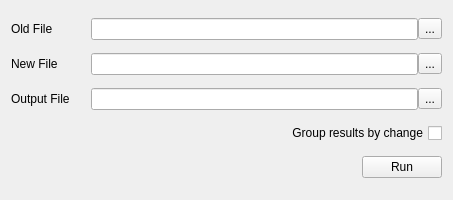
The window that design.ui (KaartGroup/Chameleon) describes before a commit, drawn with Qt 5.
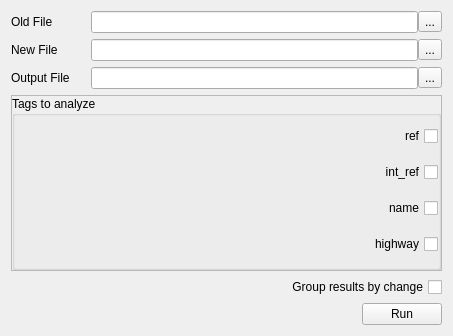
The same window after the commit.

Commit message: Add checkboxes for multiple tag analysis

Diff of the .ui file:
```diff
--- a/design.ui
+++ b/design.ui
@@ -7,7 +7,7 @@
     <x>0</x>
     <y>0</y>
     <width>453</width>
-    <height>200</height>
+    <height>336</height>
    </rect>
   </property>
   <property name="sizePolicy">
@@ -19,13 +19,13 @@
   <property name="minimumSize">
    <size>
     <width>0</width>
-    <height>200</height>
+    <height>336</height>
    </size>
   </property>
   <property name="maximumSize">
    <size>
     <width>16777215</width>
-    <height>200</height>
+    <height>336</height>
    </size>
   </property>
   <property name="windowTitle">
@@ -159,6 +159,91 @@
       </item>
      </layout>
     </item>
+    <item>
+     <widget class="QFrame" name="frame">
+      <property name="frameShape">
+       <enum>QFrame::StyledPanel</enum>
+      </property>
+      <property name="frameShadow">
+       <enum>QFrame::Raised</enum>
+      </property>
+      <layout class="QVBoxLayout" name="verticalLayout_2">
+       <property name="leftMargin">
+        <number>0</number>
+       </property>
+       <property name="topMargin">
+        <number>0</number>
+       </property>
+       <property name="rightMargin">
+        <number>0</number>
+       </property>
+       <property name="bottomMargin">
+        <number>0</number>
+       </property>
+       <item>
+        <widget class="QGroupBox" name="groupBox">
+         <property name="title">
+          <string>Tags to analyze</string>
+         </property>
+         <layout class="QVBoxLayout" name="verticalLayout_3">
+          <property name="leftMargin">
+           <number>0</number>
+          </property>
+          <property name="topMargin">
+           <number>0</number>
+          </property>
+          <property name="rightMargin">
+           <number>0</number>
+          </property>
+          <property name="bottomMargin">
+           <number>0</number>
+          </property>
+          <item>
+           <widget class="QCheckBox" name="refBox">
+            <property name="layoutDirection">
+             <enum>Qt::RightToLeft</enum>
+            </property>
+            <property name="text">
+             <string>ref</string>
+            </property>
+           </widget>
+          </item>
+          <item>
+           <widget class="QCheckBox" name="int_refBox">
+            <property name="layoutDirection">
+             <enum>Qt::RightToLeft</enum>
+            </property>
+            <property name="text">
+             <string>int_ref</string>
+            </property>
+           </widget>
+          </item>
+          <item>
+           <widget class="QCheckBox" name="nameBox">
+            <property name="layoutDirection">
+             <enum>Qt::RightToLeft</enum>
+            </property>
+            <property name="text">
+             <string>name</string>
+            </property>
+           </widget>
+          </item>
+          <item>
+           <widget class="QCheckBox" name="highwayBox">
+            <property name="layoutDirection">
+             <enum>Qt::RightToLeft</enum>
+            </property>
+            <property name="text">
+             <string>highway</string>
+            </property>
+           </widget>
+          </item>
+         </layout>
+        </widget>
+       </item>
+      </layout>
+     </widget>
+    </item>
     <item>
      <layout class="QHBoxLayout" name="horizontalLayout">
       <item>
```
